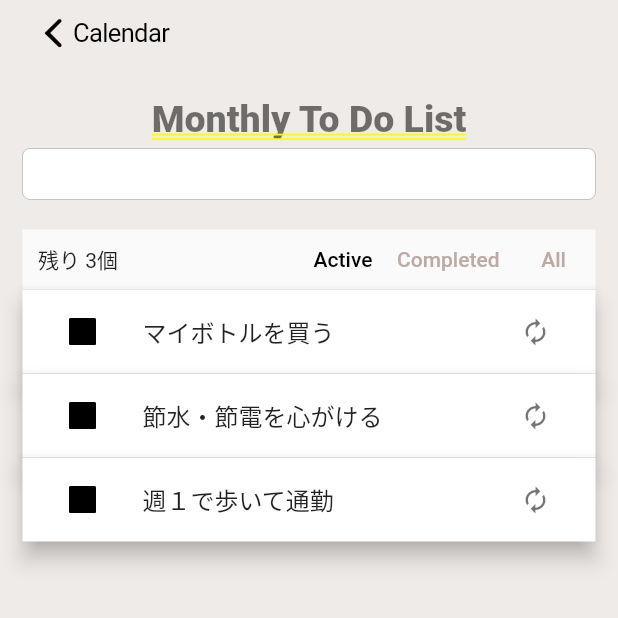
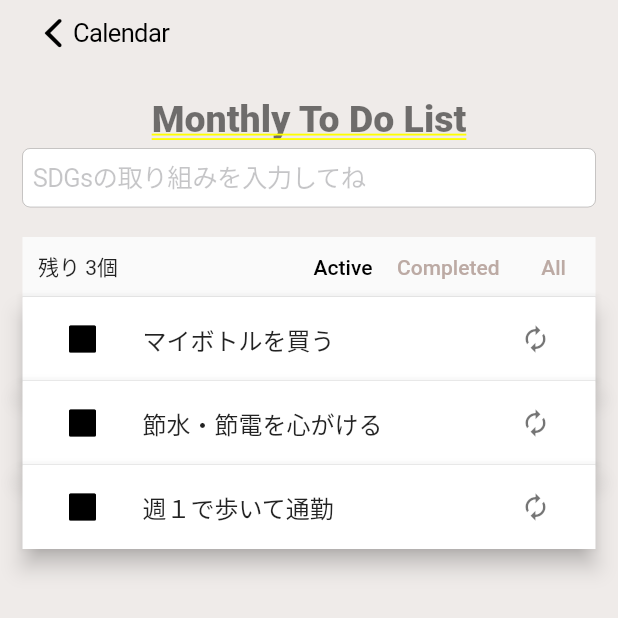
Before and after one commit to kode28003/calender, a Flutter app: the ToDoPage screen opened by its route, after a tap on the "autorenew" icon, on a phone screen of 412 x 824 dp, the top half of it. Run offline on Flutter 3.47's test engine with Material 2 defaults, Android fonts, the phone set to English and light mode, and no system bars; our stand-ins replace flutter_hooks, flutter_riverpod, hooks_riverpod, riverpod, syncfusion_flutter_calendar; Roboto replaces fonts that are missing (Helvetica Neue).

Commit message:
add placeholder

```diff
--- a/lib/data/todo_list.dart
+++ b/lib/data/todo_list.dart
@@ -50,7 +50,6 @@ class TodoList extends StateNotifier<List<Todo>> {
   }
 
   void counter(String id,WidgetRef ref) {
-    print(id);
     if(id=='1'){
       ref.read(iconCount1Provider.state).state+=3;
       final iconNumber1=ref.read(iconCount1Provider);
@@ -64,16 +63,14 @@ class TodoList extends StateNotifier<List<Todo>> {
       if(iconNumber2==11){
         ref.read(iconCount2Provider.state).state=2;
       }
-
     }
     if(id=='3'){
       ref.read(iconCount3Provider.state).state+=3;
       final iconNumber3=ref.read(iconCount3Provider);
-      if(iconNumber3==9){
+      if(iconNumber3==12){
         ref.read(iconCount3Provider.state).state=3;
       }
     }
-
   }
 
   void edit({required String id, required String description}) {
--- a/lib/page/todo.dart
+++ b/lib/page/todo.dart
@@ -25,7 +25,8 @@ final list=[
   '電子書籍を買う',
   '詰め替えのボトルを買う',
   'いらない物をメルカリで売る',
-  'ごみ拾いをする'
+  'ごみ拾いをする',
+  'SDGsについて調べる',
 ];
 
 
@@ -112,6 +113,7 @@ class ToDoPage extends HookConsumerWidget {
             const Title(),
             CupertinoTextField(
               key: addTodoKey,
+              placeholder: 'SDGsの取り組みを入力してね',
               controller: newTodoController,
                 onSubmitted: (value){
                   ref.read(todoListProvider.notifier).add(value);
@@ -242,7 +244,7 @@ class TodoItem extends HookConsumerWidget {
   Widget build(BuildContext context, WidgetRef ref) {
     final todo = ref.watch(_currentTodo);
     final itemFocusNode = useFocusNode();
-    // listen to focus chances
+
     useListenable(itemFocusNode);
     final isFocused = itemFocusNode.hasFocus;
 
```
Also changed, not shown: lib/page/home.dart (+3 -4 lines).
